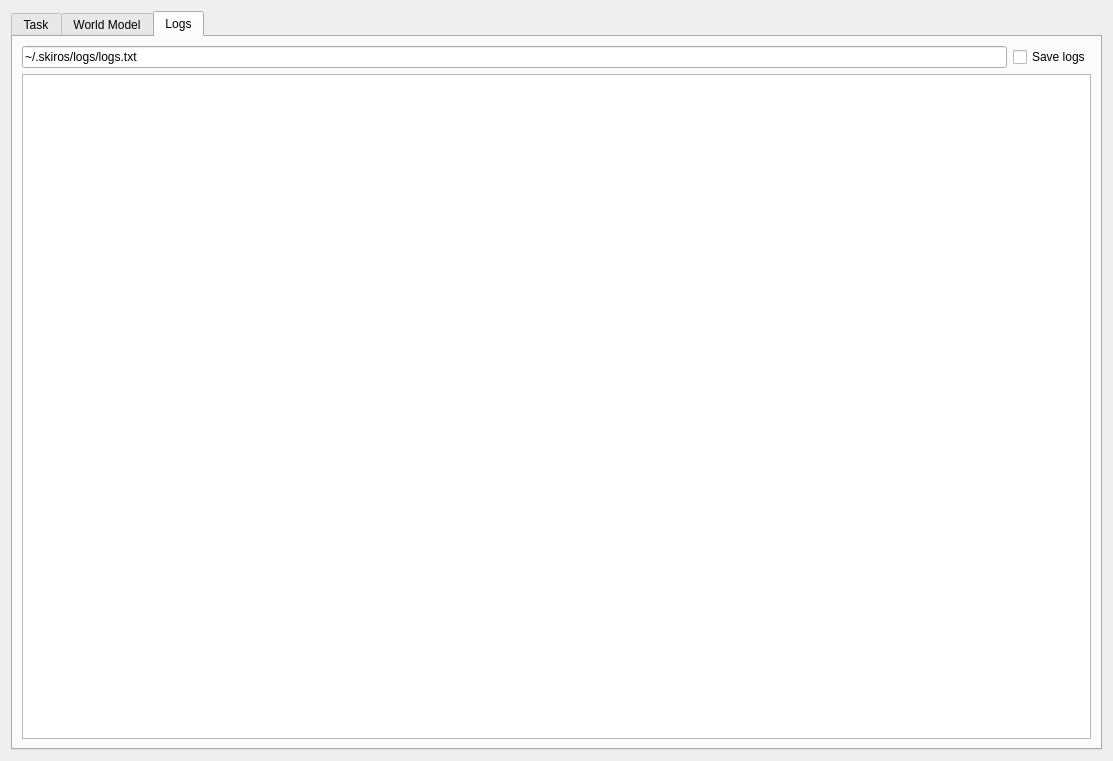
Qt form skiros2_gui/src/skiros2_gui/core/skiros_gui.ui (RobotLabLTH/skiros2) before a commit.
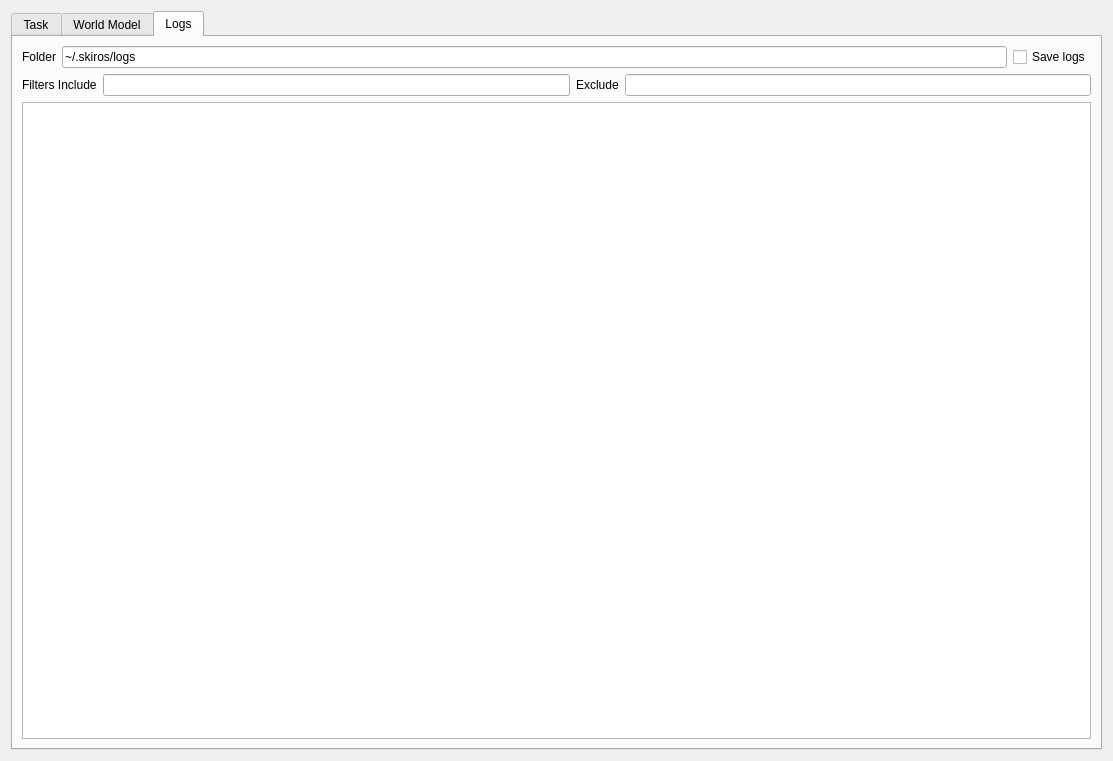
The same form after that commit. The open tabs and pages were chosen to show the change. Icons and pictures are not drawn.

Commit message: Added possibility to filter log output.

Patch:
```diff
--- a/skiros2_gui/src/skiros2_gui/core/skiros_gui.ui
+++ b/skiros2_gui/src/skiros2_gui/core/skiros_gui.ui
@@ -834,10 +834,17 @@
         <layout class="QVBoxLayout" name="verticalLayout_5">
          <item>
           <layout class="QHBoxLayout" name="horizontalLayout_6">
+           <item>
+            <widget class="QLabel" name="label">
+             <property name="text">
+              <string>Folder</string>
+             </property>
+            </widget>
+           </item>
            <item>
             <widget class="QLineEdit" name="logs_file_lineEdit">
              <property name="text">
-              <string>~/.skiros/logs/logs.txt</string>
+              <string>~/.skiros/logs</string>
              </property>
             </widget>
            </item>
@@ -850,6 +857,38 @@
            </item>
           </layout>
          </item>
+         <item>
+          <layout class="QHBoxLayout" name="horizontalLayout_10">
+           <item>
+            <widget class="QLabel" name="label_2">
+             <property name="text">
+              <string>Filters Include</string>
+             </property>
+            </widget>
+           </item>
+           <item>
+            <widget class="QLineEdit" name="include_filters_lineEdit">
+             <property name="toolTip">
+              <string>&lt;html&gt;&lt;head/&gt;&lt;body&gt;&lt;p&gt;Patterns to appear in skill name, state or progress. Divided by commas.&lt;/p&gt;&lt;/body&gt;&lt;/html&gt;</string>
+             </property>
+            </widget>
+           </item>
+           <item>
+            <widget class="QLabel" name="label_3">
+             <property name="text">
+              <string>Exclude</string>
+             </property>
+            </widget>
+           </item>
+           <item>
+            <widget class="QLineEdit" name="exclude_filters_lineEdit">
+             <property name="toolTip">
+              <string>&lt;html&gt;&lt;head/&gt;&lt;body&gt;&lt;p&gt;Patterns to NOT appear in skill name, state or progress. Divided by commas.&lt;/p&gt;&lt;/body&gt;&lt;/html&gt;</string>
+             </property>
+            </widget>
+           </item>
+          </layout>
+         </item>
          <item>
           <widget class="QTextEdit" name="logs_textEdit"/>
          </item>
```
The commit also changes 1 other file.
